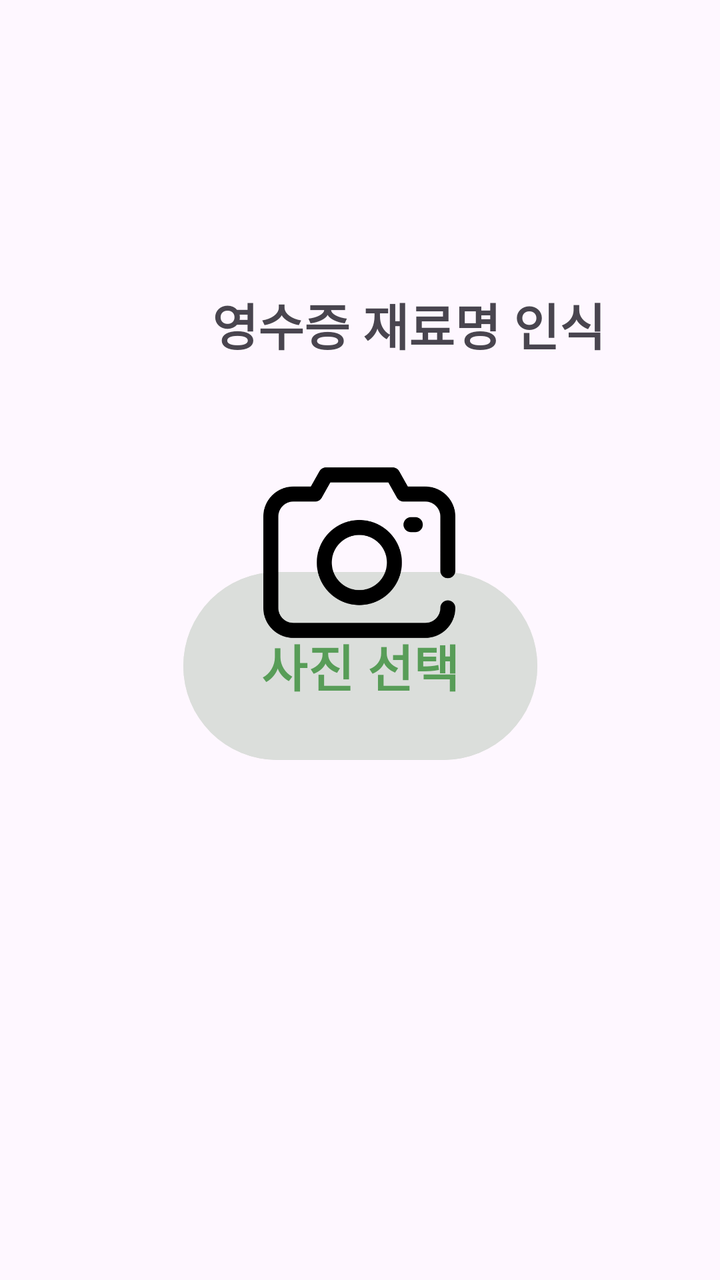
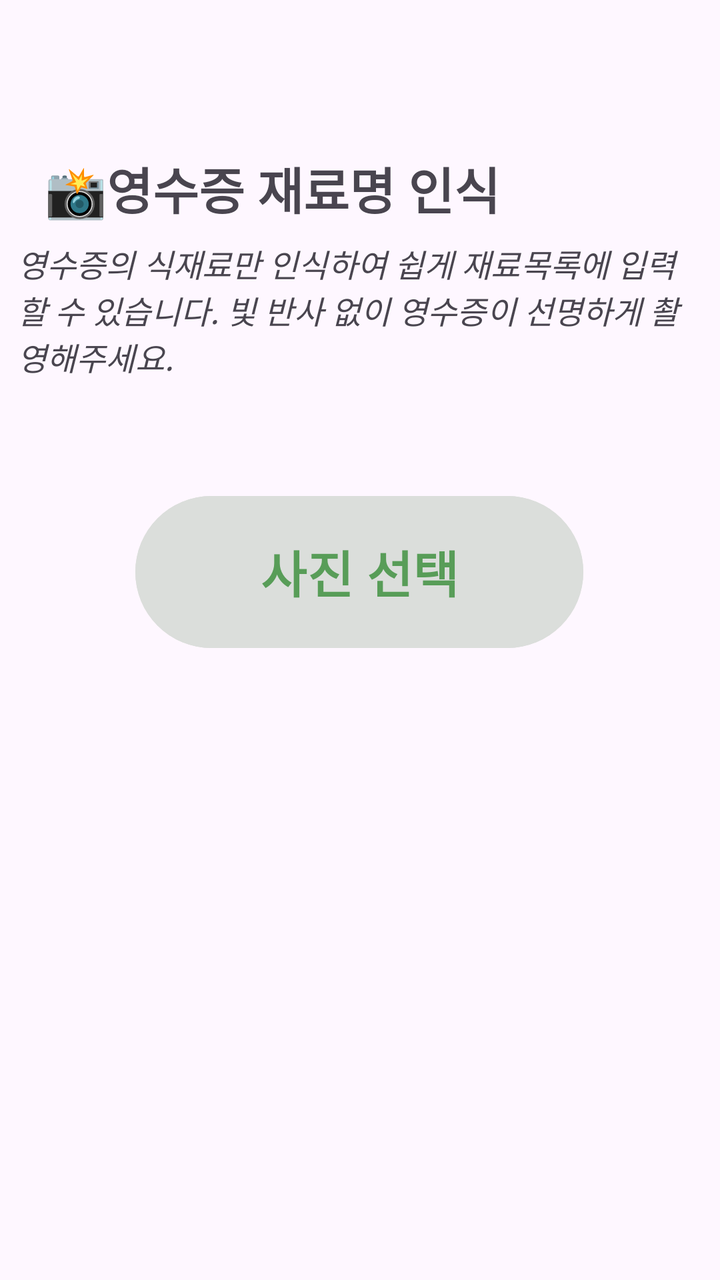

Compare the two renders of this Android layout. The source of the first and the diff that turns it into the second are given below.
<!-- AndroidManifest.xml: application theme Theme.Recipe_rcm -->
<!-- res/layout/camera_ocr.xml -->
<androidx.constraintlayout.widget.ConstraintLayout
    xmlns:android="http://schemas.android.com/apk/res/android"
    xmlns:app="http://schemas.android.com/apk/res-auto"
    android:layout_width="match_parent"
    android:layout_height="match_parent">

    


    <Button
        android:id="@+id/button_capture"
        android:layout_width="177dp"
        android:layout_height="102dp"
        android:layout_marginBottom="256dp"
        android:backgroundTint="#DBDEDB"
        android:text="사진 선택"
        android:textColor="#589D58"
        android:textSize="25dp"
        android:textStyle="bold"
        app:layout_constraintBottom_toBottomOf="parent"
        app:layout_constraintEnd_toEndOf="parent"

        app:layout_constraintStart_toStartOf="parent" />

    <TextView
        android:id="@+id/textView"
        android:layout_width="wrap_content"
        android:layout_height="wrap_content"
        android:layout_marginStart="106dp"
        android:layout_marginTop="144dp"
        android:layout_marginEnd="107dp"
        android:text="영수증 재료명 인식"
        android:textSize="25dp"
        android:textStyle="bold"
        app:layout_constraintEnd_toEndOf="parent"
        app:layout_constraintHorizontal_bias="0.0"
        app:layout_constraintStart_toStartOf="parent"
        app:layout_constraintTop_toTopOf="parent" />

    <ImageView
        android:id="@+id/imageView2"
        android:layout_width="110dp"
        android:layout_height="96dp"
        android:layout_marginTop="48dp"
        app:layout_constraintEnd_toEndOf="parent"
        app:layout_constraintHorizontal_bias="0.498"
        app:layout_constraintStart_toStartOf="parent"
        app:layout_constraintTop_toBottomOf="@+id/textView"
        app:srcCompat="@drawable/capture" />


</androidx.constraintlayout.widget.ConstraintLayout>
<!-- resources referenced by this layout -->
<resources>
  <!-- drawable capture: png bitmap (drawable, 14038 bytes) -->
  <style name="Theme.Recipe_rcm" parent="Base.Theme.Recipe_rcm" />
  <style name="Base.Theme.Recipe_rcm" parent="Theme.Material3.DayNight.NoActionBar">
          
          
      </style>
</resources>

<!-- the commit's change to res/layout/camera_ocr.xml (unified diff, before → after) -->
@@ -1,6 +1,7 @@
 <androidx.constraintlayout.widget.ConstraintLayout
     xmlns:android="http://schemas.android.com/apk/res/android"
     xmlns:app="http://schemas.android.com/apk/res-auto"
+    xmlns:tools="http://schemas.android.com/tools"
     android:layout_width="match_parent"
     android:layout_height="match_parent">
 
@@ -9,9 +10,9 @@
 
     <Button
         android:id="@+id/button_capture"
-        android:layout_width="177dp"
-        android:layout_height="102dp"
-        android:layout_marginBottom="256dp"
+        android:layout_width="224dp"
+        android:layout_height="84dp"
+        android:layout_marginBottom="312dp"
         android:backgroundTint="#DBDEDB"
         android:text="사진 선택"
         android:textColor="#589D58"
@@ -19,34 +20,35 @@
         android:textStyle="bold"
         app:layout_constraintBottom_toBottomOf="parent"
         app:layout_constraintEnd_toEndOf="parent"
+        app:layout_constraintHorizontal_bias="0.497"
+        app:layout_constraintStart_toStartOf="parent" />
 
-        app:layout_constraintStart_toStartOf="parent" />
+    <TextView
+        android:id="@+id/textView2"
+        android:layout_width="343dp"
+        android:layout_height="96dp"
+        android:layout_marginTop="120dp"
+        android:text="영수증의 식재료만 인식하여 쉽게 재료목록에 입력할 수 있습니다. 빛 반사 없이 영수증이 선명하게 촬영해주세요."
+        android:textSize="16dp"
+        android:textStyle="italic"
+        app:layout_constraintEnd_toEndOf="parent"
+        app:layout_constraintStart_toStartOf="parent"
+        app:layout_constraintTop_toTopOf="parent" />
 
     <TextView
         android:id="@+id/textView"
         android:layout_width="wrap_content"
         android:layout_height="wrap_content"
-        android:layout_marginStart="106dp"
-        android:layout_marginTop="144dp"
-        android:layout_marginEnd="107dp"
-        android:text="영수증 재료명 인식"
+        android:layout_marginTop="76dp"
+        android:text="📸영수증 재료명 인식"
         android:textSize="25dp"
         android:textStyle="bold"
         app:layout_constraintEnd_toEndOf="parent"
-        app:layout_constraintHorizontal_bias="0.0"
+        app:layout_constraintHorizontal_bias="0.169"
         app:layout_constraintStart_toStartOf="parent"
         app:layout_constraintTop_toTopOf="parent" />
 
-    <ImageView
-        android:id="@+id/imageView2"
-        android:layout_width="110dp"
-        android:layout_height="96dp"
-        android:layout_marginTop="48dp"
-        app:layout_constraintEnd_toEndOf="parent"
-        app:layout_constraintHorizontal_bias="0.498"
-        app:layout_constraintStart_toStartOf="parent"
-        app:layout_constraintTop_toBottomOf="@+id/textView"
-        app:srcCompat="@drawable/capture" />
+
 
 
 </androidx.constraintlayout.widget.ConstraintLayout>
<!-- resource entries referenced after the edit -->
@@ -1,6 +1,5 @@
 <!-- resources referenced by this layout -->
 <resources>
-  <!-- drawable capture: png bitmap (drawable, 14038 bytes) -->
   <style name="Theme.Recipe_rcm" parent="Base.Theme.Recipe_rcm" />
   <style name="Base.Theme.Recipe_rcm" parent="Theme.Material3.DayNight.NoActionBar">
           
